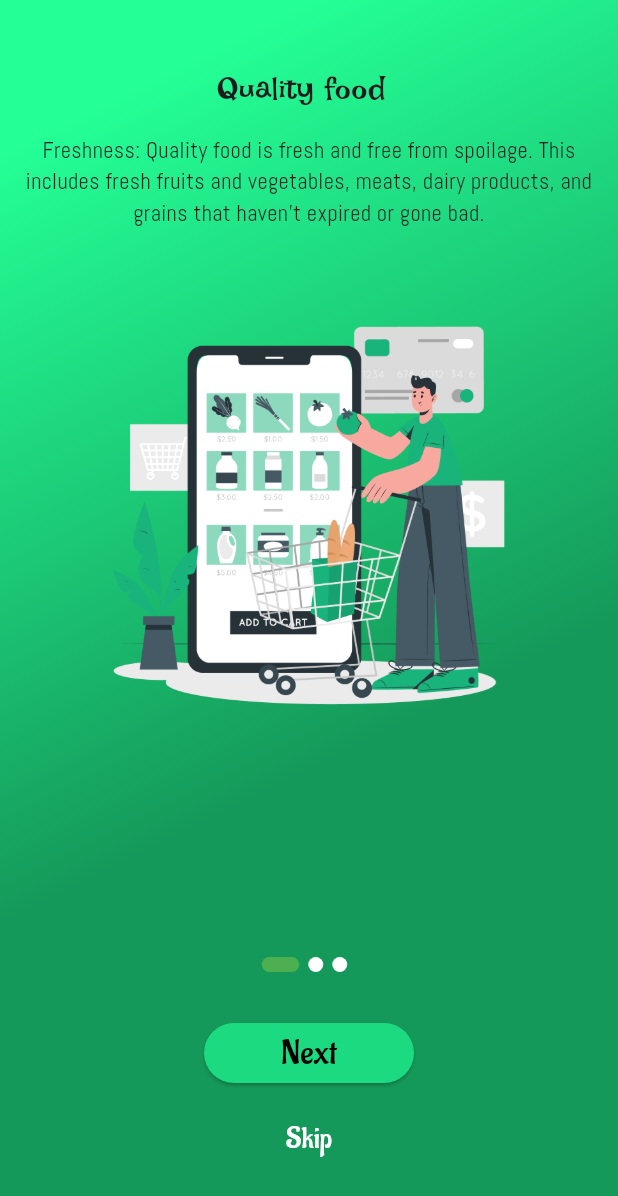
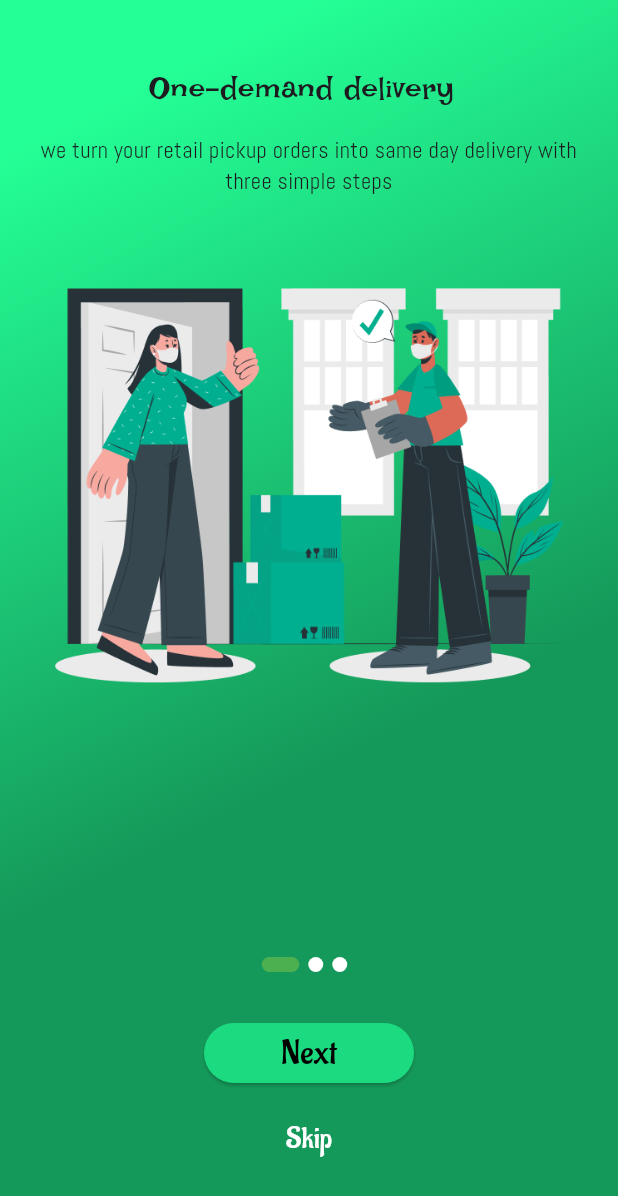
Before and after one commit to mohamedamr77/Grocery, a Flutter app: the screen it shows after launch, on a phone screen of 412 x 824 dp. Shown: the top 1196 px of the screen. Run offline on Flutter 3.47's test engine with Material 3 defaults, Android fonts, the light colour scheme and no system bars.

Commit message:
finish onboarding screen

```diff
--- a/lib/main.dart
+++ b/lib/main.dart
@@ -1,6 +1,6 @@
 import 'package:flutter/cupertino.dart';
 import 'package:flutter/material.dart';
-import 'package:supermarket/ui/on_boarding.dart';
+import 'package:supermarket/ui/on_boardingScreen.dart';
 
 void main() {
   runApp(MyApp());
--- a/lib/ui/on_boarding.dart
+++ /dev/null
@@ -1,135 +0,0 @@
-import 'package:flutter/material.dart';
-import 'package:supermarket/widget/onboardingwidget/build_dot.dart';
-import 'package:supermarket/ui/homePage.dart';
-import 'package:supermarket/widget/onboardingwidget/pageviewwidget/list_onboarding.dart';
-import 'package:supermarket/variable_data.dart';
-
-import '../widget/onboardingwidget/pageviewwidget/customunbordingitem.dart';
-
-class OnBoarding extends StatefulWidget {
-   OnBoarding({super.key});
-
-  @override
-  State<OnBoarding> createState() => _OnBoardingState();
-}
-class _OnBoardingState extends State<OnBoarding> {
-  late PageController _controller;
-
-  @override
-  void initState() {
-    _controller = PageController(initialPage: 0);
-    super.initState();
-  }
-
-  @override
-  void dispose() {
-    _controller.dispose();
-    super.dispose();
-  }
-
-  @override
-  Widget build(BuildContext context) {
-    return Scaffold(
-
-      body: Container(
-        decoration: BoxDecoration(
-          gradient: LinearGradient(
-            begin: Alignment.topCenter,
-              colors: [
-               Color(0xff24FF96),
-                Color(0xff15995A),
-              ]
-
-          ),
-        ),
-         child: Column(
-          children: [
-            Expanded(
-              child: PageView.builder(
-                controller: _controller,
-                itemCount: listunBoarding.length,
-                onPageChanged: (int index)=>setState(() {
-                 VaribleApp.currentIndex=index;
-                }),
-                itemBuilder: (BuildContext context, int index) {
-                 return CustomUnBoaringItem(
-                    image:listunBoarding[index].image??'',
-                    title: listunBoarding[index].title??'',
-                    describtion: listunBoarding[index].describtion??'',
-                  );
-                },
-
-              ),
-            ),
-            Container(
-                child: Row(
-                  mainAxisAlignment: MainAxisAlignment.center,
-                  children:   List.generate(
-                          listunBoarding.length,
-                          (index) => CustomDot(index: index),
-                  ),
-                ),
-            ),
-            Padding(
-              padding: const EdgeInsets.only(
-                top: 30,
-                bottom: 10,
-              ),
-              child: ElevatedButton(onPressed: (){ //2 //
-                 if( VaribleApp.currentIndex<listunBoarding.length-1){
-                   setState(() {
-                     VaribleApp.currentIndex++;
-                   });
-                 }
-              },child: Text(
-                  VaribleApp.currentIndex==listunBoarding.length-1?"Get Started":"Next",
-             textAlign: TextAlign.center,
-              style: TextStyle(
-                color: Colors.black,
-                fontFamily: "Aladin-Regular",
-                fontSize: 24,
-              ),
-              ),
-              style: ElevatedButton.styleFrom(
-                 minimumSize: Size(140, 40),
-                backgroundColor: Color(0xff1bda7f),
-                shape: RoundedRectangleBorder(
-                  borderRadius: BorderRadius.circular(40),
-                ),
-              ),
-              ),
-            ),
-            TextButton(
-
-                onPressed: (){
-                  Navigator.push(context, MaterialPageRoute(builder: (BuildContext context) =>HomePage() )
-                  );
-                  },
-                child: Text("Skip",
-                style: TextStyle(
-                  color: Colors.white,
-                  fontFamily: "Aladin-Regular",
-                  fontSize: 20,
-
-                ),
-                ),
-            ),
-            SizedBox(height: 40,),
-          ],
-        ),
-      ),
-    );
-  }
-}
-
-//   CustomDot(int index,BuildContext context){
-//     return Container(
-//       height: 10,
-//       width:VaribleApp.currentIndex==index? 20:10,
-//       margin: EdgeInsets.only(right: 6),
-//       decoration:  BoxDecoration(
-//         borderRadius: BorderRadius.circular(20),
-//         color:VaribleApp.currentIndex==index? Colors.green:Colors.blue,
-//       ),
-//     );
-// }
--- /dev/null
+++ b/lib/ui/on_boardingScreen.dart
@@ -0,0 +1,88 @@
+import 'package:flutter/material.dart';
+import 'package:supermarket/ui/homePageScreen.dart';
+import 'package:supermarket/widget/onboardingwidget/button_next_start.dart';
+import 'package:supermarket/widget/onboardingwidget/pageviewwidget/list_onboarding.dart';
+import 'package:supermarket/variable_data.dart';
+import 'package:supermarket/widget/onboardingwidget/pageviewwidget/page_view_item.dart';
+import '../widget/onboardingwidget/dot_widget/list_generate_dot.dart';
+import '../widget/onboardingwidget/skip_button.dart';
+
+class OnBoarding extends StatefulWidget {
+   OnBoarding({super.key});
+
+  @override
+  State<OnBoarding> createState() => _OnBoardingState();
+}
+class _OnBoardingState extends State<OnBoarding> {
+  late PageController _controller;
+
+  @override
+  void initState() {
+    _controller = PageController(initialPage: 0);
+    super.initState();
+  }
+
+  @override
+  void dispose() {
+    _controller.dispose();
+    super.dispose();
+  }
+
+  @override
+  Widget build(BuildContext context) {
+    return Scaffold(
+
+      body: Container(
+        decoration: BoxDecoration(
+          gradient: LinearGradient(
+            begin: Alignment.topCenter,
+              colors: [
+               Color(0xff24FF96),
+                Color(0xff15995A),
+              ]
+
+          ),
+        ),
+         child: Column(
+          children: [
+
+            PageViewItem(controller: _controller, onPageChanged: (int index)=>setState(() {
+             VaribleApp.currentIndex=index;
+           })),
+
+            CustomGenerateDot(),
+
+            CustomNextOrStartButton(
+                onPressed: (){ //2 //
+
+                  if( VaribleApp.currentIndex<listunBoarding.length-1){
+                 _controller.nextPage(duration: Duration(milliseconds: 100), curve: Curves.bounceIn);
+                }
+                else{
+                Navigator.pushReplacement(context, MaterialPageRoute(builder: (context)=>HomePage()));
+              }
+
+            }),
+
+            CustomSkipButton(),
+
+            SizedBox(height: 40,),
+
+          ],
+        ),
+      ),
+    );
+  }
+}
+
+//   CustomDot(int index,BuildContext context){
+//     return Container(
+//       height: 10,
+//       width:VaribleApp.currentIndex==index? 20:10,
+//       margin: EdgeInsets.only(right: 6),
+//       decoration:  BoxDecoration(
+//         borderRadius: BorderRadius.circular(20),
+//         color:VaribleApp.currentIndex==index? Colors.green:Colors.blue,
+//       ),
+//     );
+// }
--- a/lib/variable_data.dart
+++ b/lib/variable_data.dart
@@ -1,3 +1,5 @@
+
+
 class VaribleApp{
   static  int currentIndex=0;
 
--- /dev/null
+++ b/lib/widget/onboardingwidget/button_next_start.dart
@@ -0,0 +1,38 @@
+import 'package:flutter/cupertino.dart';
+import 'package:flutter/material.dart';
+import 'package:supermarket/widget/onboardingwidget/pageviewwidget/list_onboarding.dart';
+
+import '../../variable_data.dart';
+
+class CustomNextOrStartButton extends StatelessWidget{
+  void Function()? onPressed;
+   CustomNextOrStartButton({super.key,required this.onPressed});
+
+  @override
+  Widget build(BuildContext context) {
+    return Padding(
+      padding: const EdgeInsets.only(
+        top: 30,
+        bottom: 10,
+      ),
+      child: ElevatedButton(onPressed: onPressed,child: Text(
+        VaribleApp.currentIndex==listunBoarding.length-1?"Get Started":"Next",
+        textAlign: TextAlign.center,
+        style: TextStyle(
+          color: Colors.black,
+          fontFamily: "Aladin-Regular",
+          fontSize: 24,
+        ),
+      ),
+        style: ElevatedButton.styleFrom(
+          minimumSize: Size(140, 40),
+          backgroundColor: Color(0xff1bda7f),
+          shape: RoundedRectangleBorder(
+            borderRadius: BorderRadius.circular(40),
+          ),
+        ),
+      ),
+    );
+  }
+
+}
--- /dev/null
+++ b/lib/widget/onboardingwidget/dot_widget/list_generate_dot.dart
@@ -0,0 +1,19 @@
+import 'package:flutter/material.dart';
+import '../pageviewwidget/list_onboarding.dart';
+import 'build_dot.dart';
+
+class CustomGenerateDot extends StatelessWidget{
+  @override
+  Widget build(BuildContext context) {
+    return Container(
+      child: Row(
+        mainAxisAlignment: MainAxisAlignment.center,
+        children:   List.generate(
+          listunBoarding.length,
+              (index) => CustomDot(index: index),
+        ),
+      ),
+    );
+  }
+
+}
--- a/lib/widget/onboardingwidget/pageviewwidget/list_onboarding.dart
+++ b/lib/widget/onboardingwidget/pageviewwidget/list_onboarding.dart
@@ -2,19 +2,19 @@ import 'package:supermarket/widget/onboardingwidget/pageviewwidget/onboarding_co
 
 List<UnBoardingContent> listunBoarding=[
   UnBoardingContent(
-    image: "assets/images/Online Groceries-cuate 1.png",
-    title: "Quality food ",
-    describtion: "Freshness: Quality food is fresh and free from spoilage. This includes fresh fruits and vegetables, meats, dairy products, and grains that haven't expired or gone bad.",
-  ),
-  UnBoardingContent(
-    image: "assets/images/Online Groceries-cuate 1.png",
-    title: "Quality food ",
+    image: "assets/images/cuate.png",
+    title: "One-demand delivery ",
     describtion: "we turn your retail pickup orders into same day delivery with three simple steps",
   ),
   UnBoardingContent(
     image: "assets/images/Online Groceries-cuate 1.png",
-    title: "Quality food ",
-    describtion: "Freshness: Quality food is fresh and free from spoilage. This includes fresh fruits and vegetables, meats, dairy products, and grains that haven't expired or gone bad.",
+    title: "Relax and Shop ",
+    describtion: "Now enjoy your grocery shopping from your home . Sit comfortably and just place an order !",
+  ),
+  UnBoardingContent(
+    image: "assets/images/bro.png",
+    title: "schedule with ourly",
+    describtion: "And we’ll bring it straight to your door in the same day",
   ),
 
 ];
--- /dev/null
+++ b/lib/widget/onboardingwidget/pageviewwidget/page_view_item.dart
@@ -0,0 +1,30 @@
+import 'package:flutter/cupertino.dart';
+
+import 'customunbordingitem.dart';
+import 'list_onboarding.dart';
+
+class PageViewItem extends StatelessWidget{
+  PageController? controller;
+  void Function(int)? onPageChanged;
+  PageViewItem({super.key,required this.controller,required this.onPageChanged});
+
+  @override
+  Widget build(BuildContext context) {
+    return  Expanded(
+      child: PageView.builder(
+        controller: controller,
+        itemCount: listunBoarding.length,
+        onPageChanged: onPageChanged,
+        itemBuilder: (BuildContext context, int index) {
+          return CustomUnBoaringItem(
+            image:listunBoarding[index].image??'',
+            title: listunBoarding[index].title??'',
+            describtion: listunBoarding[index].describtion??'',
+          );
+        },
+
+      ),
+    );
+  }
+
+}
--- a/lib/widget/onboardingwidget/text_button.dart
+++ b/lib/widget/onboardingwidget/skip_button.dart
@@ -1,5 +1,5 @@
 import 'package:flutter/material.dart';
-import '../../ui/homePage.dart';
+import '../../ui/homePageScreen.dart';
 
 class CustomSkipButton extends StatelessWidget{
   @override
```
Also changed, not shown: lib/ui/homePageScreen.dart (renamed from lib/ui/homePage.dart), lib/widget/onboardingwidget/dot_widget/build_dot.dart (renamed from lib/widget/onboardingwidget/build_dot.dart).
